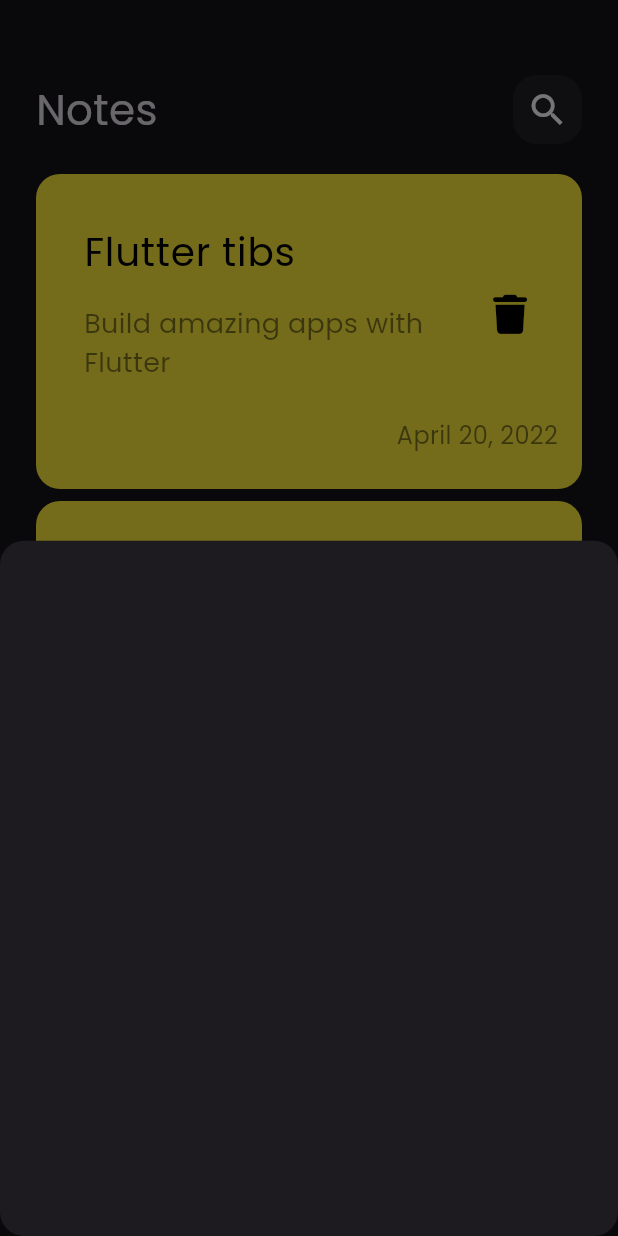
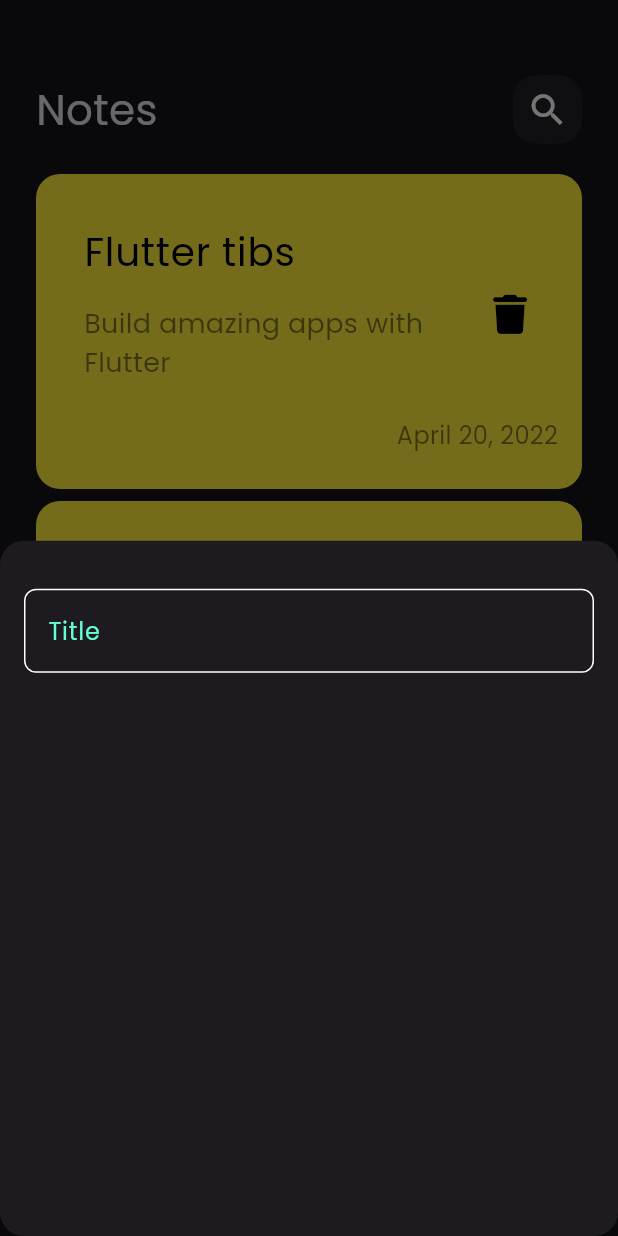
Before and after one commit to AsmaelMohamed2023/NotesApp, a Flutter app: the screen it shows after launch, after a tap on the "add" icon, on a phone screen of 412 x 824 dp. Run offline on Flutter 3.47's test engine with Material 3 defaults, Android fonts, the phone set to English and light mode, and no system bars; our stand-ins replace font_awesome_flutter.

Commit message:
create custom textfield

```diff
--- /dev/null
+++ b/lib/constants.dart
@@ -0,0 +1,3 @@
+import 'package:flutter/material.dart';
+
+const kPrimaryColor = Color(0xFF62FCD7);
--- /dev/null
+++ b/lib/views/widget/custom_text_field.dart
@@ -0,0 +1,26 @@
+import 'package:flutter/material.dart';
+import 'package:notes_app/constants.dart';
+
+class CustomTextField extends StatelessWidget {
+  const CustomTextField({super.key});
+
+  @override
+  Widget build(BuildContext context) {
+    return TextField(
+      decoration: InputDecoration(
+        hintText: 'Title',
+        hintStyle: const TextStyle(color: kPrimaryColor),
+        border: buildBorder(),
+        enabledBorder: buildBorder(),
+        focusedBorder: buildBorder(kPrimaryColor),
+      ),
+    );
+  }
+
+  OutlineInputBorder buildBorder([color]) {
+    return OutlineInputBorder(
+      borderRadius: BorderRadius.circular(8),
+      borderSide: BorderSide(color: color ?? Colors.white),
+    );
+  }
+}
--- a/lib/views/widget/note_bottom_sheet.dart
+++ b/lib/views/widget/note_bottom_sheet.dart
@@ -1,10 +1,20 @@
 import 'package:flutter/material.dart';
+import 'package:flutter/widgets.dart';
+import 'package:notes_app/views/widget/custom_text_field.dart';
 
 class NoteModelBottomSheet extends StatelessWidget {
   const NoteModelBottomSheet({super.key});
 
   @override
   Widget build(BuildContext context) {
-    return Container();
+    return const Padding(
+      padding: EdgeInsets.symmetric(horizontal: 16),
+      child: Column(
+        children: [
+          SizedBox(height: 32),
+          CustomTextField(),
+        ],
+      ),
+    );
   }
 }
```
